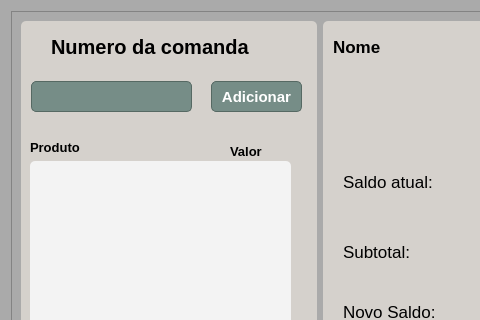
Above: add.ui from Pindoba/Comanda-pre before the change; both pictures show x 0 to 480 and y 0 to 320 of the 640 by 539 pixel window. Below: the same form after it.
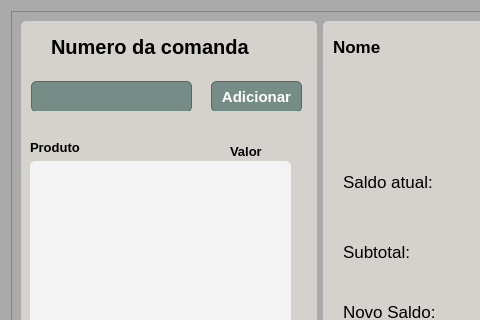
That is the form after the change.

Diff of the .ui file:
```diff
--- a/add.ui
+++ b/add.ui
@@ -285,6 +285,29 @@
           <string>Imprimir</string>
          </property>
         </widget>
+        <widget class="QLabel" name="label_11">
+         <property name="geometry">
+          <rect>
+           <x>10</x>
+           <y>90</y>
+           <width>271</width>
+           <height>21</height>
+          </rect>
+         </property>
+         <property name="font">
+          <font>
+           <pointsize>13</pointsize>
+           <weight>50</weight>
+           <bold>false</bold>
+          </font>
+         </property>
+         <property name="styleSheet">
+          <string notr="true">color: rgb(255, 0, 0);</string>
+         </property>
+         <property name="text">
+          <string/>
+         </property>
+        </widget>
        </widget>
       </item>
       <item>
```
